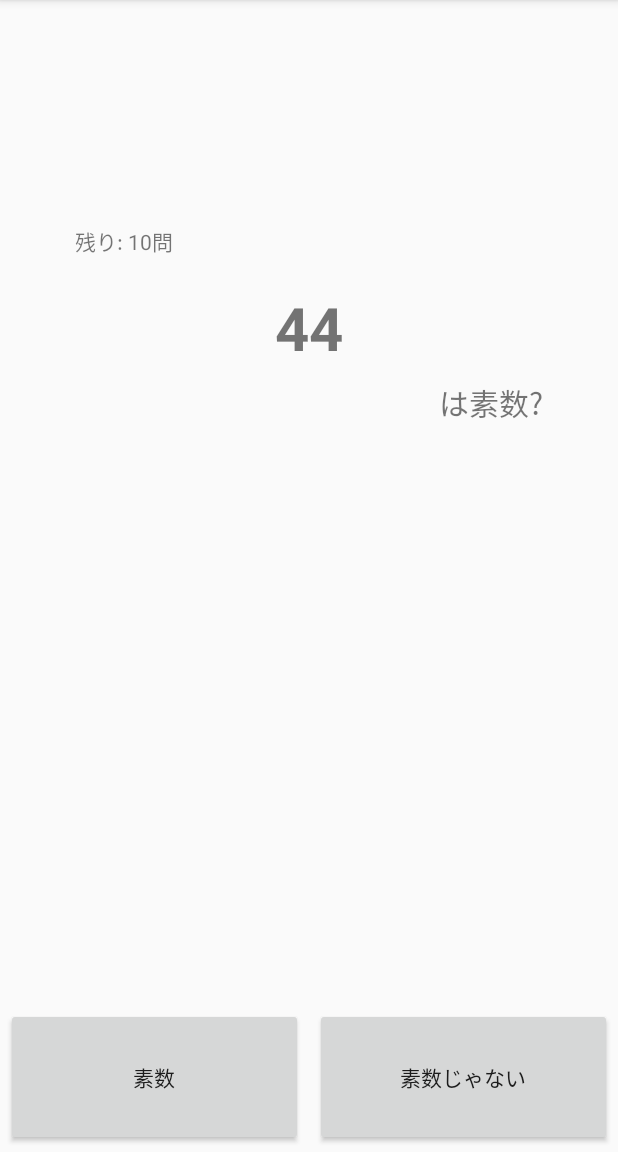
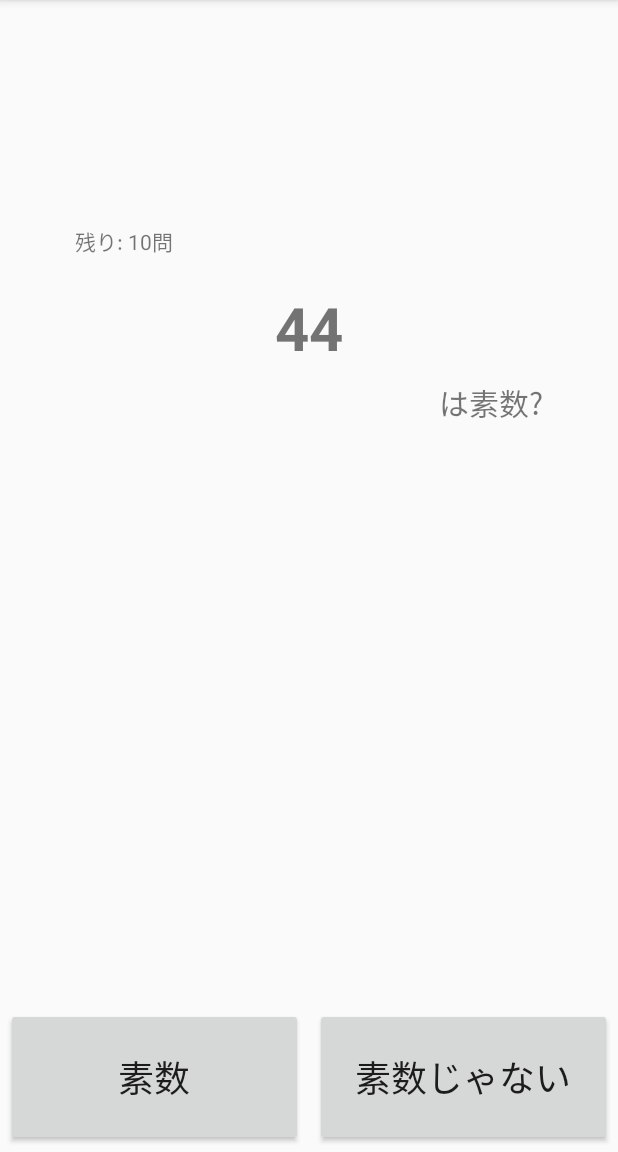
Before and after one commit to mona-apk/LiT-Application, an Android app: the screen it shows after launch (MainActivity), on a phone screen of 412 x 824 dp, the part 84-1236 px from its top. Run offline under Robolectric (Android 15) with nearby library versions, the light colour scheme and no system bars.

Commit message:
prime-fix: 結果画面レイアウトにsetOnTouchListenerの設定

```diff
--- a/primequize/src/main/java/com/kamiapk/primequize/MainActivity.kt
+++ b/primequize/src/main/java/com/kamiapk/primequize/MainActivity.kt
@@ -38,14 +38,14 @@ class MainActivity : AppCompatActivity() {
         restartButton.setOnClickListener {
             restart()
         }
+
+        resultLayout.setOnTouchListener { _, _ -> true }
     }
 
     private fun restart() {
         problemsNumber = maxProblems
         viewChange()
         ansNumber = 0
-        isPrimeBtn.isClickable = true
-        notPrimeBtn.isClickable = true
         resultLayout.visibility = View.GONE
     }
 
@@ -53,8 +53,6 @@ class MainActivity : AppCompatActivity() {
         problemsNumber--
         viewChange()
         if (problemsNumber <= -1) {
-            isPrimeBtn.isClickable = false
-            notPrimeBtn.isClickable = false
             resultLayout.visibility = View.VISIBLE
             ansTV.text = ansNumber.toString()
         }
--- a/primequize/src/main/res/layout/activity_main.xml
+++ b/primequize/src/main/res/layout/activity_main.xml
@@ -53,7 +53,8 @@
             android:layout_height="match_parent"
             android:layout_margin="4dp"
             android:layout_weight="1"
-            android:text="素数" />
+            android:text="素数"
+            android:textSize="24sp" />
 
         <Button
             android:id="@+id/notPrimeBtn"
@@ -61,7 +62,8 @@
             android:layout_height="match_parent"
             android:layout_margin="4dp"
             android:layout_weight="1"
-            android:text="素数じゃない" />
+            android:text="素数じゃない"
+            android:textSize="24sp" />
     </LinearLayout>
 
     <androidx.constraintlayout.widget.ConstraintLayout
@@ -70,7 +72,11 @@
         android:layout_height="match_parent"
         android:background="#33FFAB91"
         android:elevation="4dp"
-        android:visibility="gone">
+        android:visibility="gone"
+        app:layout_constraintBottom_toBottomOf="parent"
+        app:layout_constraintEnd_toEndOf="parent"
+        app:layout_constraintStart_toStartOf="parent"
+        app:layout_constraintTop_toTopOf="parent">
 
         <androidx.constraintlayout.widget.ConstraintLayout
             android:layout_width="match_parent"
```
